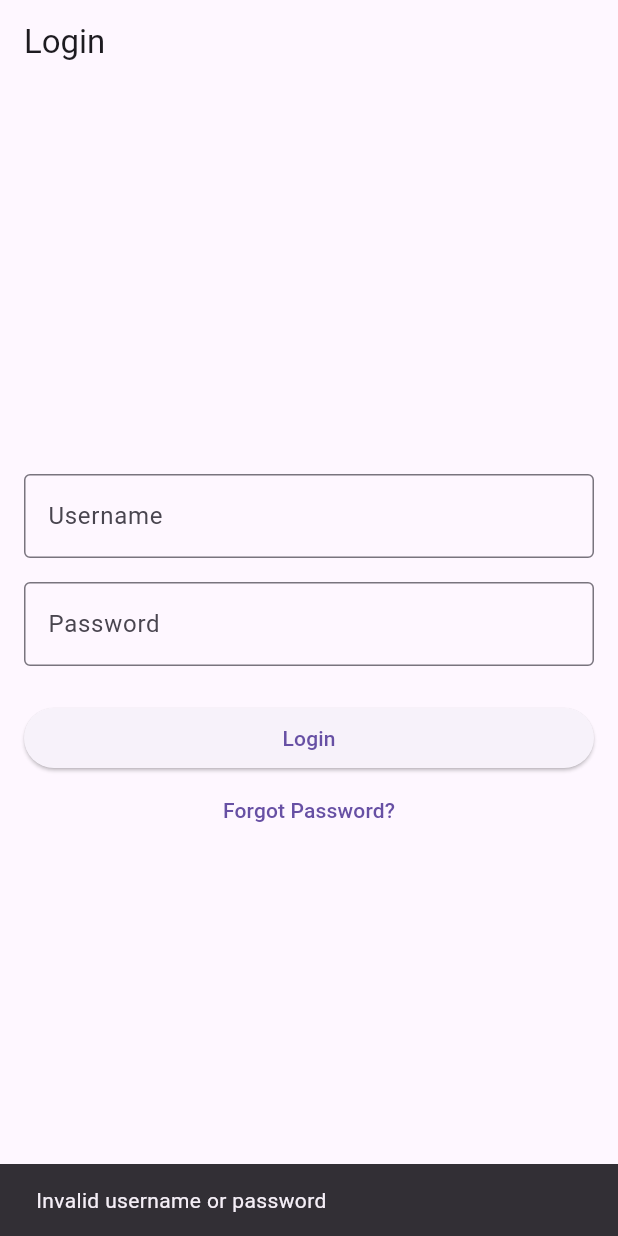
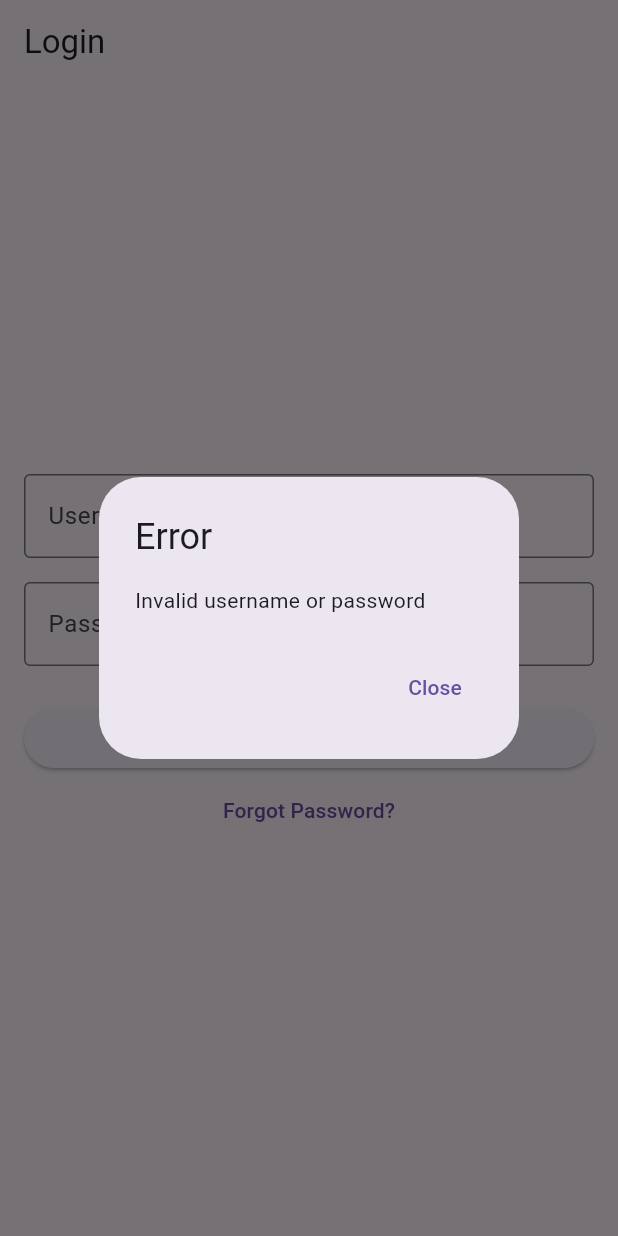
Before and after one commit to sckumar/Flutter-Skeleton, a Flutter app: the screen it shows after launch, after a tap on "Login", on a phone screen of 412 x 824 dp. Run offline on Flutter 3.47's test engine with Material 3 defaults, Android fonts, the phone set to English and light mode, and no system bars.

Commit message:
Update from angular app

```diff
--- a/lib/main.dart
+++ b/lib/main.dart
@@ -34,7 +34,7 @@ class LoginPage extends StatelessWidget {
           mainAxisAlignment: MainAxisAlignment.center,
           crossAxisAlignment: CrossAxisAlignment.stretch,
           children: <Widget>[
-            TextField(
+            TextFormField(
               controller: _usernameController,
               decoration: InputDecoration(
                 labelText: 'Username',
@@ -42,7 +42,7 @@ class LoginPage extends StatelessWidget {
               ),
             ),
             SizedBox(height: 16.0),
-            TextField(
+            TextFormField(
               controller: _passwordController,
               obscureText: true,
               decoration: InputDecoration(
@@ -54,15 +54,27 @@ class LoginPage extends StatelessWidget {
             ElevatedButton(
               child: Text('Login'),
               onPressed: () {
+                // Simulate a login
                 if (_usernameController.text == 'user' && _passwordController.text == 'pass') {
-                  Navigator.push(
+                  Navigator.pushReplacement(
                     context,
                     MaterialPageRoute(builder: (context) => ProductListPage()),
                   );
                 } else {
-                  ScaffoldMessenger.of(context).showSnackBar(
-                    SnackBar(
+                  // Show error message
+                  showDialog(
+                    context: context,
+                    builder: (context) => AlertDialog(
+                      title: Text('Error'),
                       content: Text('Invalid username or password'),
+                      actions: <Widget>[
+                        TextButton(
+                          child: Text('Close'),
+                          onPressed: () {
+                            Navigator.of(context).pop();
+                          },
+                        ),
+                      ],
                     ),
                   );
                 }
```
